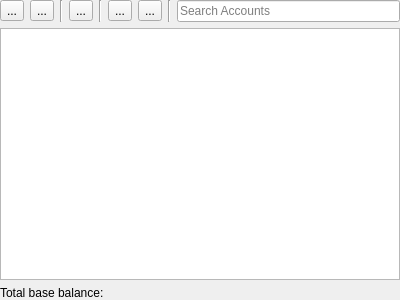
This is src/views/ui_files/widgets/account_tree_widget.ui in JakubFranek/Kapytal as Qt 5 draws it before an edit. The edited form follows.
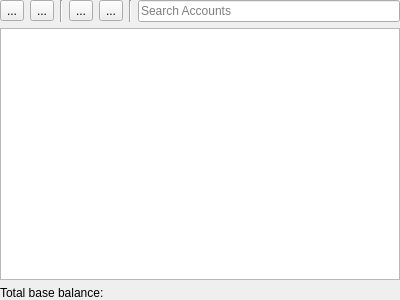
This is the edited form.

What changed in the file:
```diff
--- a/src/views/ui_files/widgets/account_tree_widget.ui
+++ b/src/views/ui_files/widgets/account_tree_widget.ui
@@ -55,20 +55,6 @@
        </property>
       </widget>
      </item>
-     <item>
-      <widget class="QToolButton" name="resetSortOrderToolButton">
-       <property name="text">
-        <string>...</string>
-       </property>
-      </widget>
-     </item>
-     <item>
-      <widget class="Line" name="verticalLine_2">
-       <property name="orientation">
-        <enum>Qt::Vertical</enum>
-       </property>
-      </widget>
-     </item>
      <item>
       <widget class="QToolButton" name="showAllToolButton">
        <property name="text">
```
Left out of the diff: 12 changed lines with no effect on the pictures.
